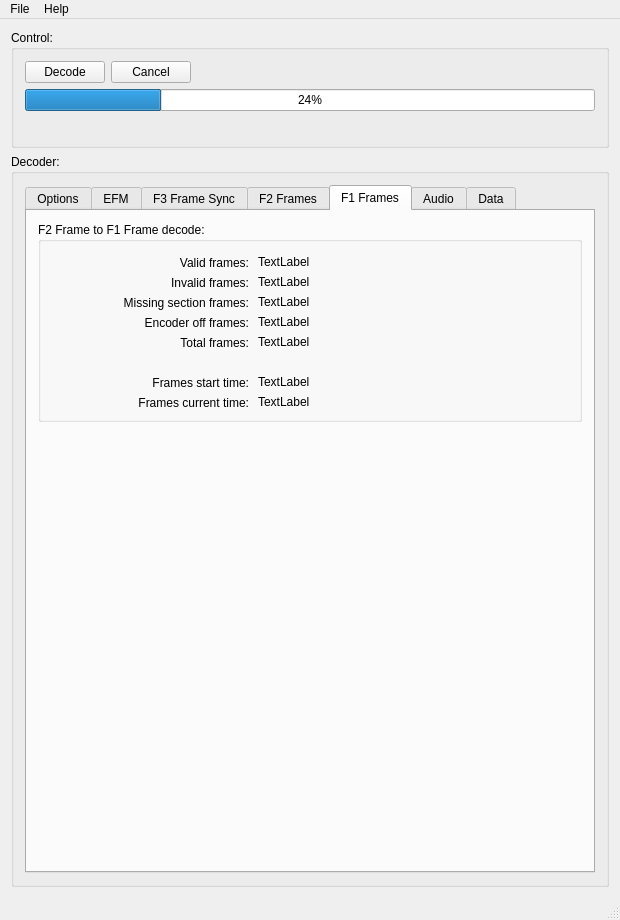
First picture: the form in tools/ld-process-efm/mainwindow.ui, repository happycube/ld-decode, before the edit.
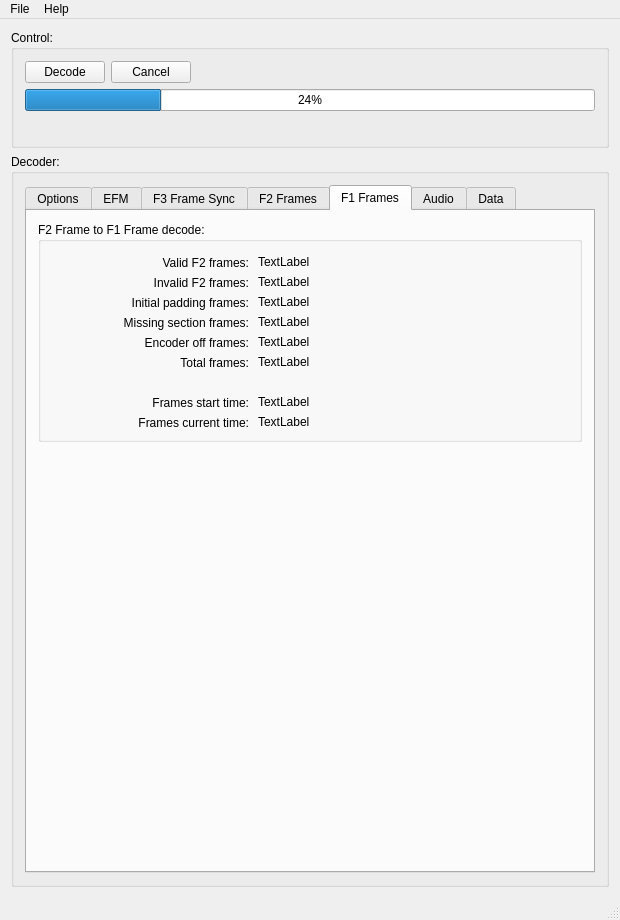
Second picture: the form after the edit. The open tabs and pages were chosen to show the change. Icons and pictures are not drawn.

```diff
--- a/tools/ld-process-efm/mainwindow.ui
+++ b/tools/ld-process-efm/mainwindow.ui
@@ -1738,7 +1738,7 @@
                <property name="minimumSize">
                 <size>
                  <width>0</width>
-                 <height>200</height>
+                 <height>220</height>
                 </size>
                </property>
                <property name="title">
@@ -1754,7 +1754,7 @@
                  </rect>
                 </property>
                 <property name="text">
-                 <string>Valid frames:</string>
+                 <string>Valid F2 frames:</string>
                 </property>
                 <property name="alignment">
                  <set>Qt::AlignRight|Qt::AlignTrailing|Qt::AlignVCenter</set>
@@ -1783,7 +1783,7 @@
                  </rect>
                 </property>
                 <property name="text">
-                 <string>Invalid frames:</string>
+                 <string>Invalid F2 frames:</string>
                 </property>
                 <property name="alignment">
                  <set>Qt::AlignRight|Qt::AlignTrailing|Qt::AlignVCenter</set>
@@ -1793,7 +1793,7 @@
                 <property name="geometry">
                  <rect>
                   <x>10</x>
-                  <y>70</y>
+                  <y>90</y>
                   <width>201</width>
                   <height>21</height>
                  </rect>
@@ -1809,7 +1809,7 @@
                 <property name="geometry">
                  <rect>
                   <x>10</x>
-                  <y>90</y>
+                  <y>110</y>
                   <width>201</width>
                   <height>21</height>
                  </rect>
@@ -1825,7 +1825,7 @@
                 <property name="geometry">
                  <rect>
                   <x>10</x>
-                  <y>110</y>
+                  <y>130</y>
                   <width>201</width>
                   <height>21</height>
                  </rect>
@@ -1841,7 +1841,7 @@
                 <property name="geometry">
                  <rect>
                   <x>10</x>
-                  <y>150</y>
+                  <y>170</y>
                   <width>201</width>
                   <height>21</height>
                  </rect>
@@ -1857,7 +1857,7 @@
                 <property name="geometry">
                  <rect>
                   <x>10</x>
-                  <y>170</y>
+                  <y>190</y>
                   <width>201</width>
                   <height>21</height>
                  </rect>
@@ -1886,7 +1886,7 @@
                 <property name="geometry">
                  <rect>
                   <x>220</x>
-                  <y>70</y>
+                  <y>90</y>
                   <width>301</width>
                   <height>20</height>
                  </rect>
@@ -1899,7 +1899,7 @@
                 <property name="geometry">
                  <rect>
                   <x>220</x>
-                  <y>90</y>
+                  <y>110</y>
                   <width>301</width>
                   <height>20</height>
                  </rect>
@@ -1912,7 +1912,7 @@
                 <property name="geometry">
                  <rect>
                   <x>220</x>
-                  <y>110</y>
+                  <y>130</y>
                   <width>301</width>
                   <height>20</height>
                  </rect>
@@ -1925,7 +1925,7 @@
                 <property name="geometry">
                  <rect>
                   <x>220</x>
-                  <y>150</y>
+                  <y>170</y>
                   <width>301</width>
                   <height>20</height>
                  </rect>
@@ -1938,7 +1938,36 @@
                 <property name="geometry">
                  <rect>
                   <x>220</x>
-                  <y>170</y>
+                  <y>190</y>
+                  <width>301</width>
+                  <height>20</height>
+                 </rect>
+                </property>
+                <property name="text">
+                 <string>TextLabel</string>
+                </property>
+               </widget>
+               <widget class="QLabel" name="label_72">
+                <property name="geometry">
+                 <rect>
+                  <x>10</x>
+                  <y>70</y>
+                  <width>201</width>
+                  <height>21</height>
+                 </rect>
+                </property>
+                <property name="text">
+                 <string>Initial padding frames:</string>
+                </property>
+                <property name="alignment">
+                 <set>Qt::AlignRight|Qt::AlignTrailing|Qt::AlignVCenter</set>
+                </property>
+               </widget>
+               <widget class="QLabel" name="f1_f2ToF1_initialPaddingFrames_label">
+                <property name="geometry">
+                 <rect>
+                  <x>220</x>
+                  <y>70</y>
                   <width>301</width>
                   <height>20</height>
                  </rect>
```
Left out of the diff: 2 changed lines with no effect on the pictures.
